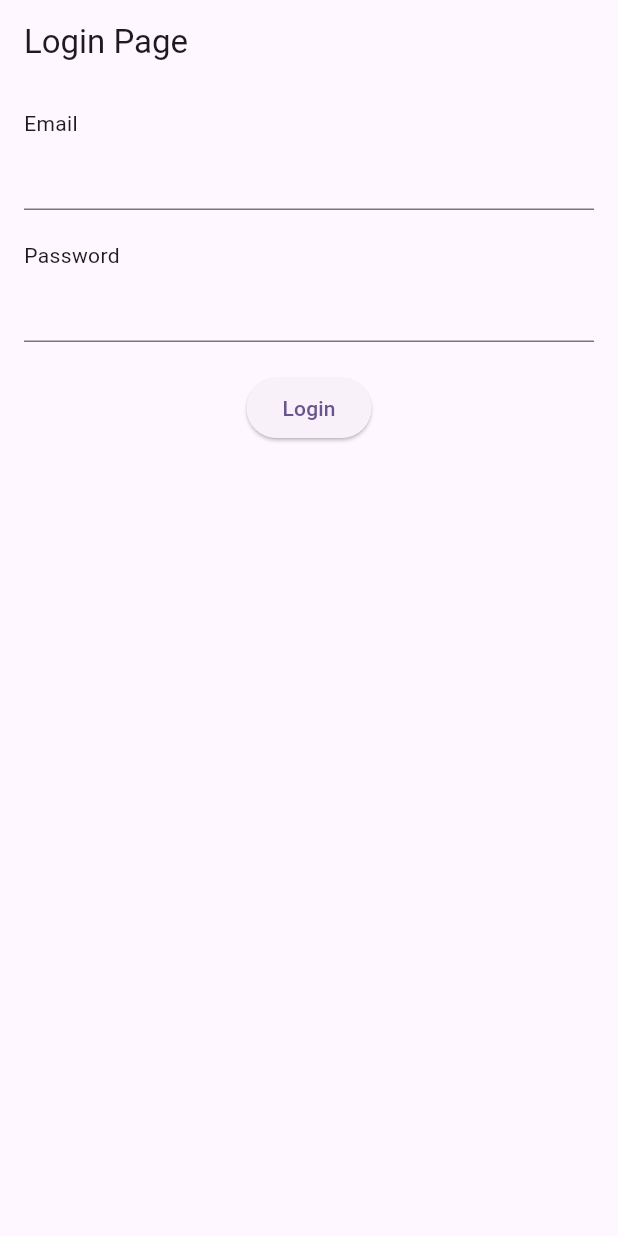
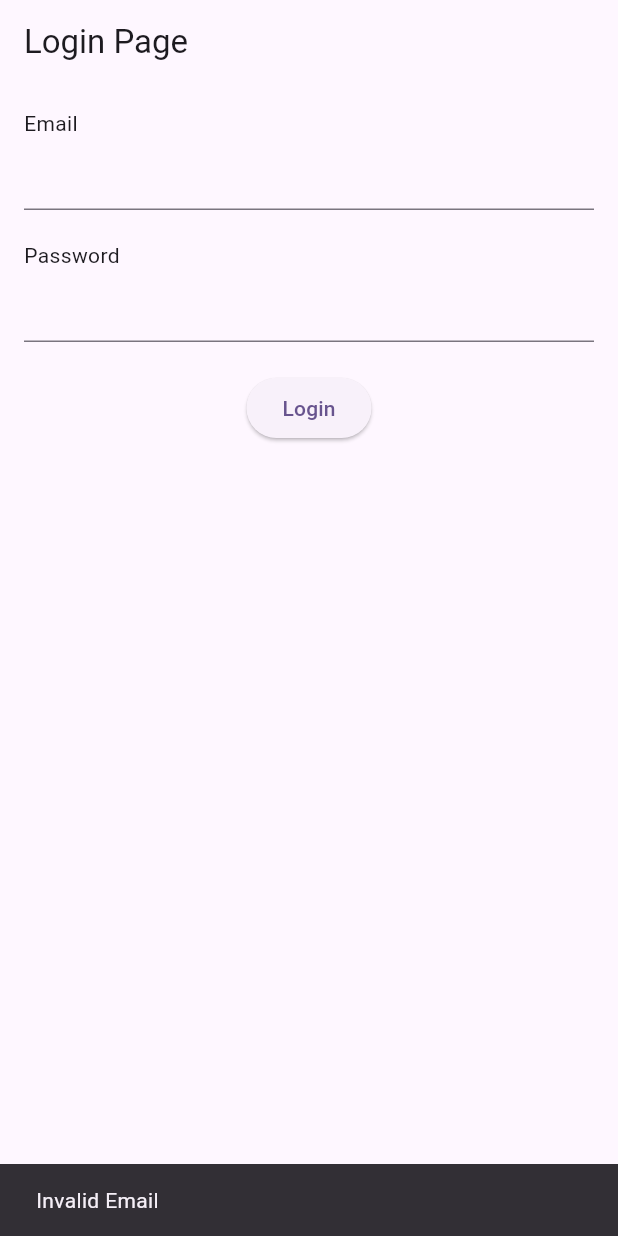
Before and after one commit to piyushkarmacharya/bloc_practice_app, a Flutter app: the screen it shows after launch, after a tap on "Login", on a phone screen of 412 x 824 dp. Run offline on Flutter 3.47's test engine with Material 3 defaults, Android fonts, the phone set to English and light mode, and no system bars; our stand-ins replace flutter_bloc.

Commit message:
create homepage and use BlocListener then navigate if authenticated

```diff
--- a/lib/login_using_bloc/bloc/auth_bloc.dart
+++ b/lib/login_using_bloc/bloc/auth_bloc.dart
@@ -1,4 +1,4 @@
-import 'package:bloc_counter_app/login_using_bloc/user.dart';
+import 'package:bloc_counter_app/login_using_bloc/model/user.dart';
 import 'package:flutter/foundation.dart';
 import 'package:flutter_bloc/flutter_bloc.dart';
 
@@ -24,7 +24,7 @@ class AuthBloc extends Bloc<AuthEvent, AuthState> {
         //this is where api is called
         await Future.delayed(const Duration(seconds: 2), () {
           return emit(
-              AuthSuccess(usr: User(name: "aa", uid: 11, token: "aaa")));
+              AuthSuccess(usr: User(name: email, uid: 11, token: "aaa")));
         });
       } catch (e) {
         emit(AuthFail(e.toString()));
--- a/lib/login_using_bloc/bloc/auth_event.dart
+++ b/lib/login_using_bloc/bloc/auth_event.dart
@@ -6,5 +6,5 @@ sealed class AuthEvent {}
 final class AuthLoginRequest extends AuthEvent {
   final String email;
   final String password;
-  AuthLoginRequest({required this.email, required this.password}) {}
+  AuthLoginRequest({required this.email, required this.password});
 }
--- a/lib/login_using_bloc/login_page.dart
+++ b/lib/login_using_bloc/login_page.dart
@@ -1,4 +1,5 @@
 import 'package:bloc_counter_app/login_using_bloc/bloc/auth_bloc.dart';
+import 'package:bloc_counter_app/login_using_bloc/homepage.dart';
 import 'package:flutter/material.dart';
 import 'package:flutter_bloc/flutter_bloc.dart';
 
@@ -30,7 +31,18 @@ class _LoginPageState extends State<LoginPage> {
         appBar: AppBar(
           title: const Text("Login Page"),
         ),
-        body: Padding(
+        body: BlocListener<AuthBloc, AuthState>(
+          listener: (context, state) {
+            if (state is AuthFail) {
+              ScaffoldMessenger.of(context)
+                  .showSnackBar(SnackBar(content: Text(state.error)));
+            }
+            if (state is AuthSuccess) {
+              Navigator.of(context).push(MaterialPageRoute(
+                  builder: (context) => Homepage(name: state.usr.name)));
+            }
+          },
+          child: Padding(
             padding: const EdgeInsets.all(16.0),
             child: Form(
                 key: _formKey,
@@ -65,6 +77,7 @@ class _LoginPageState extends State<LoginPage> {
                     ],
                   ),
                 )),
+          ),
         ));
   }
 }
```
Also changed, not shown: lib/login_using_bloc/homepage.dart (added, +15 -0 lines), lib/login_using_bloc/model/user.dart (renamed from lib/login_using_bloc/user.dart). Lines whose indentation alone changed are shown as unchanged.
